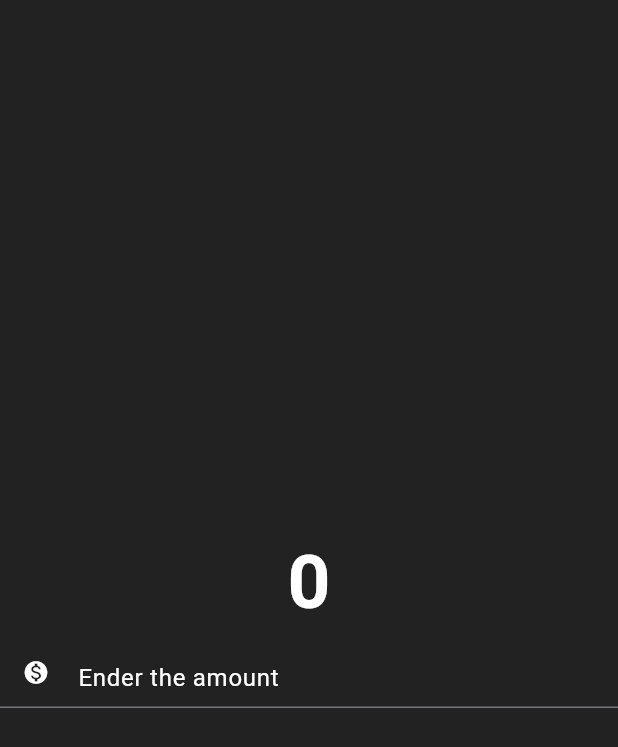
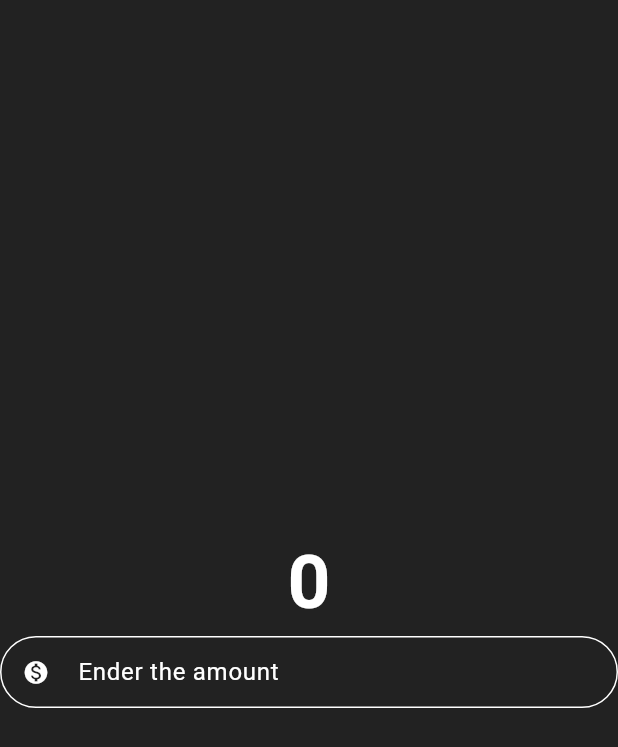
Before and after one commit to Endata133/flutter_tutorial, a Flutter app: the screen it shows after launch, on a phone screen of 412 x 824 dp. Shown: the top 747 px of the screen. Run offline on Flutter 3.47's test engine with Material 3 defaults, Android fonts, the phone set to English and light mode, and no system bars.

Commit message:
runde corner bei unfocused
Ey fucking klammer fehler dann loading fehler ich hab locker 2h fehler gesucht wenn der cache von der mobile version nur kaput war und ein schließen und cold restart des emulators das problem gelöst hätte, hot reloids mit gpt code haben das auch gelöst aber als ich nachvollziehen wollte wie ging es nicht bis es dann aufeinmal doch ging

```diff
--- a/lib/currency_converter_material.dart
+++ b/lib/currency_converter_material.dart
@@ -50,6 +50,14 @@ Widget build(BuildContext context){
                 Radius.circular(40),
                ),
               ),
+              enabledBorder: OutlineInputBorder(
+                borderSide: BorderSide(
+                  color: Colors.white,
+                  width: 1.0,
+                ),
+                borderRadius: BorderRadius.all(
+                Radius.circular(40)),
+              ),
               ),
             ),
           ],
```
